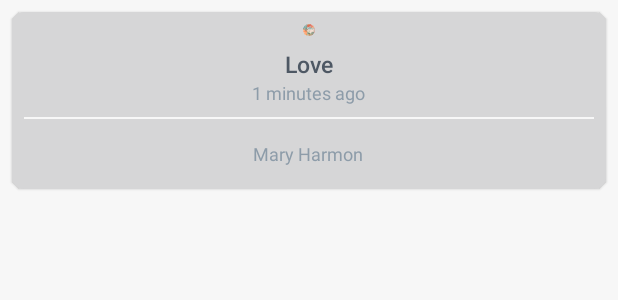
After one commit to guikaiAndroid/iTalker-Client, an Android app: the layout cell_group_list.xml on its own in the app's theme, with its tools: preview values and no code run, on a phone screen of 412 x 824 dp. The commit adds this screen. Shown: the top 300 px of the screen. Run offline under Robolectric (Android 15) with nearby library versions, the phone set to English and light mode, and no system bars.

Commit message:
主页-群列表页面显示完成

```diff
--- /dev/null
+++ b/app/src/main/res/layout/cell_group_list.xml
@@ -0,0 +1,71 @@
+<?xml version="1.0" encoding="utf-8"?>
+<LinearLayout xmlns:android="http://schemas.android.com/apk/res/android"
+    xmlns:tools="http://schemas.android.com/tools"
+    android:layout_width="match_parent"
+    android:layout_height="wrap_content"
+    android:layout_margin="@dimen/len_4"
+    android:background="@drawable/cell_group_bg"
+    android:elevation="1dp"
+    android:foreground="@drawable/cell_group_fg"
+    android:gravity="center"
+    android:orientation="vertical"
+    android:outlineProvider="background"
+    tools:targetApi="lollipop">
+
+    <net.guikai.italker.common.widget.PortraitView
+        android:id="@+id/im_portrait"
+        android:layout_width="@dimen/portraitMaxSize"
+        android:layout_height="@dimen/portraitMaxSize"
+        android:layout_gravity="center"
+        android:layout_margin="@dimen/len_16"
+        android:src="@drawable/default_portrait" />
+
+    <TextView
+        android:id="@+id/txt_name"
+        android:layout_width="wrap_content"
+        android:layout_height="wrap_content"
+        android:layout_marginLeft="@dimen/len_16"
+        android:layout_marginRight="@dimen/len_16"
+        android:ellipsize="end"
+        android:lines="1"
+        android:textAppearance="@style/TextAppearance.AppCompat.Title"
+        android:textColor="@color/textPrimary"
+        android:textSize="@dimen/fontNameSize"
+        tools:text="Love" />
+
+    <TextView
+        android:id="@+id/txt_desc"
+        android:layout_width="wrap_content"
+        android:layout_height="wrap_content"
+        android:layout_marginBottom="@dimen/len_16"
+        android:layout_marginLeft="@dimen/len_16"
+        android:layout_marginRight="@dimen/len_16"
+        android:ellipsize="end"
+        android:lines="1"
+        android:textAppearance="@style/TextAppearance.AppCompat.Caption"
+        android:textColor="@color/textSecond"
+        tools:text="1 minutes ago" />
+
+    <View
+        android:layout_width="match_parent"
+        android:layout_height="1dp"
+        android:layout_marginLeft="@dimen/len_8"
+        android:layout_marginRight="@dimen/len_8"
+        android:background="@color/windowsBackground" />
+
+    <TextView
+        android:id="@+id/txt_member"
+        android:layout_width="wrap_content"
+        android:layout_height="wrap_content"
+        android:layout_marginBottom="@dimen/len_16"
+        android:layout_marginLeft="@dimen/len_16"
+        android:layout_marginRight="@dimen/len_16"
+        android:layout_marginTop="@dimen/len_16"
+        android:ellipsize="end"
+        android:gravity="center"
+        android:lines="2"
+        android:textAppearance="@style/TextAppearance.AppCompat.Caption"
+        android:textColor="@color/textSecond"
+        tools:text="Mary Harmon" />
+
+</LinearLayout>
--- a/common/src/main/java/net/guikai/italker/common/Common.java
+++ b/common/src/main/java/net/guikai/italker/common/Common.java
@@ -15,6 +15,6 @@ public class Common {
 
         // 基础的网络请求地址
         // 本地地址，需要自己配置为本地局域网电脑ip地址
-         String API_URL = "http://192.168.0.105:8080/api/";
+         String API_URL = "http://192.168.0.103:8080/api/";
     }
 }
```
Also changed, not shown: app/src/main/java/net/guikai/italker/push/frags/main/GroupFragment.java (+120 -7 lines), app/src/main/res/layout/fragment_group.xml (added, +24 -0 lines), factory/src/main/java/net/guikai/italker/factory/data/group/GroupsDataSource.java (added, +11 -0 lines), factory/src/main/java/net/guikai/italker/factory/data/group/GroupsRepository.java (added, +69 -0 lines), factory/src/main/java/net/guikai/italker/factory/data/helper/GroupHelper.java (+79 -0 lines), factory/src/main/java/net/guikai/italker/factory/model/db/Group.java (+27 -0 lines), factory/src/main/java/net/guikai/italker/factory/presenter/group/GroupsContract.java (added, +20 -0 lines), factory/src/main/java/net/guikai/italker/factory/presenter/group/GroupsPresenter.java (added, +49 -0 lines).
